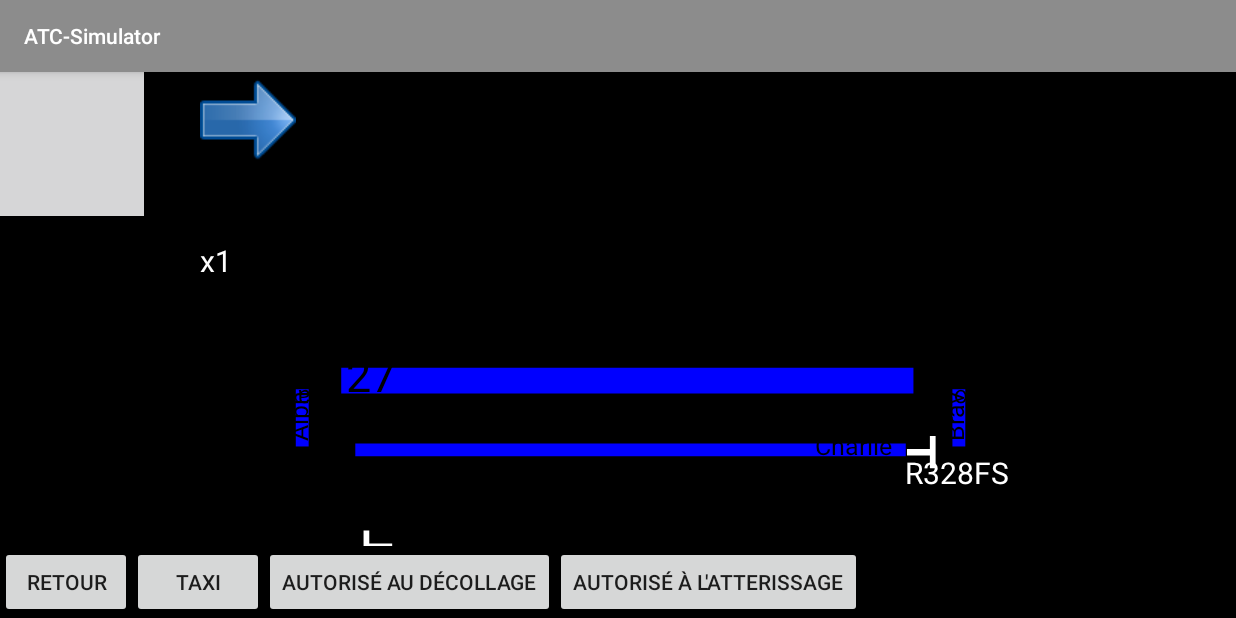
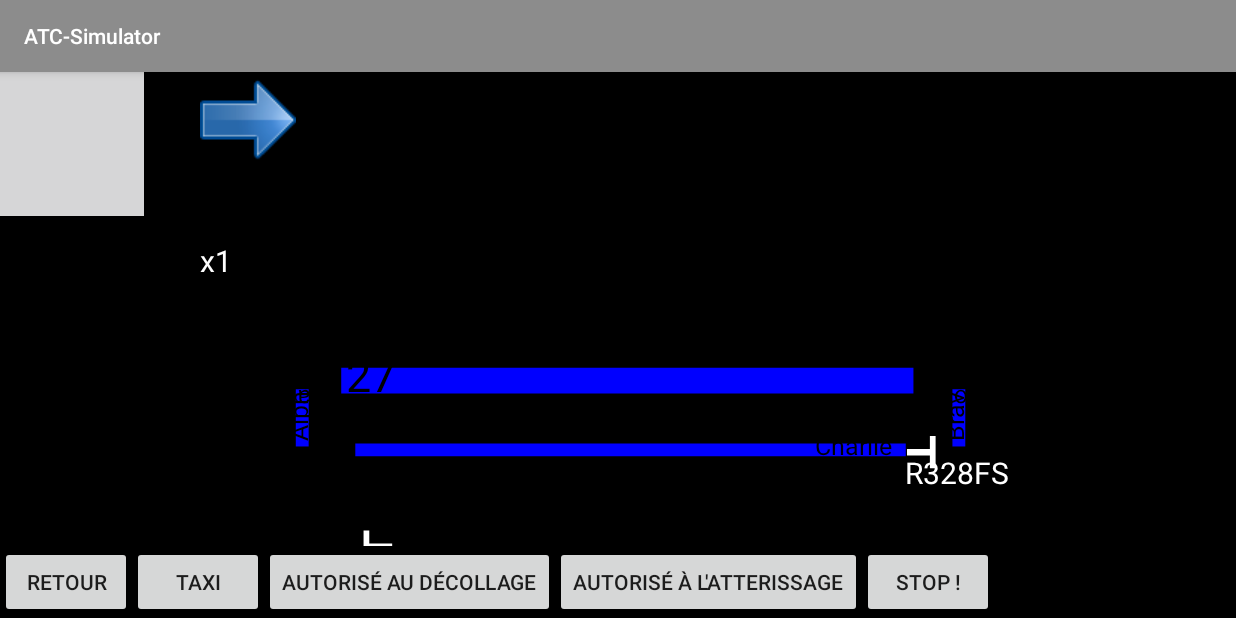
Before and after one commit to Ked57/ATC-Simulator, an Android app: the GameActivity screen opened directly, with no data from a screen before it, after a tap on "R328FS", on a phone screen of 824 x 412 dp (held sideways). Run offline under Robolectric (Android 15) with nearby library versions, the phone set to English and light mode, and no system bars; 1 other tap on this screen came first.

Commit message:
Added stop and continue buttons

```diff
--- a/ATC-Simulator/app/src/main/java/ked/atc_simulator/Gameplay/SentenceBuilder.java
+++ b/ATC-Simulator/app/src/main/java/ked/atc_simulator/Gameplay/SentenceBuilder.java
@@ -85,6 +85,27 @@ public class SentenceBuilder {
                             sentence += gameActivity.getResources().getString(R.string.sentence_landing_cleared)+" ";
                             gameActivity.setSentence(sentence);
                             buildLandingClearance();
+                        }
+                    });
+                    Button buttonStop = new Button(gameActivity);
+                    gameActivity.choicesAddButton(buttonStop);
+                    if(currPlane.getBehavior() != 3)
+                        buttonStop.setText(R.string.sentence_stop);
+                    else
+                        buttonStop.setText(R.string.sentence_continue);
+                    buttonStop.setOnClickListener(new View.OnClickListener() {
+                        @Override
+                        public void onClick(View v) {
+                            if(currPlane.getBehavior() != 3) {
+                                sentence += gameActivity.getResources().getString(R.string.sentence_stop) + " ";
+                                currPlane.setBehavior(3);//Stop
+                            }
+                            else {
+                                sentence += gameActivity.getResources().getString(R.string.sentence_continue)+" ";
+                                currPlane.setBehavior(2);//Continue until runway
+                            }
+                            gameActivity.setSentence(sentence);
+                            buildSentence();
                         }
                     });
                 }
--- a/ATC-Simulator/app/src/main/res/values/strings.xml
+++ b/ATC-Simulator/app/src/main/res/values/strings.xml
@@ -27,4 +27,7 @@
     <string name="sentence_landing_rw27">piste 27</string>
 
     <string name="sentence_rw27">piste 27 </string>
+
+    <string name="sentence_stop">stop !</string>
+    <string name="sentence_continue">continue</string>
 </resources>
```
